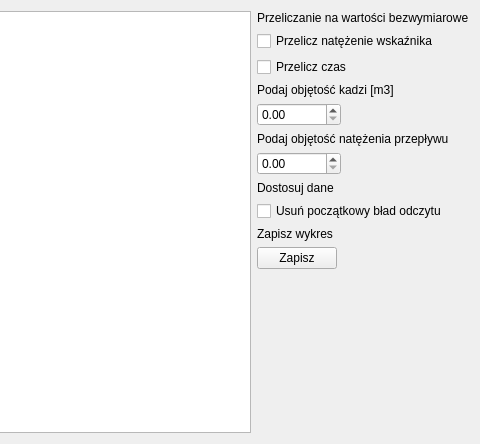
First picture: the form in chartdialog.ui, repository JakubDulewicz/CosDataAnalysis, before the edit; both pictures show x 425 to 905 and y 0 to 444 of the 905 by 444 pixel window.
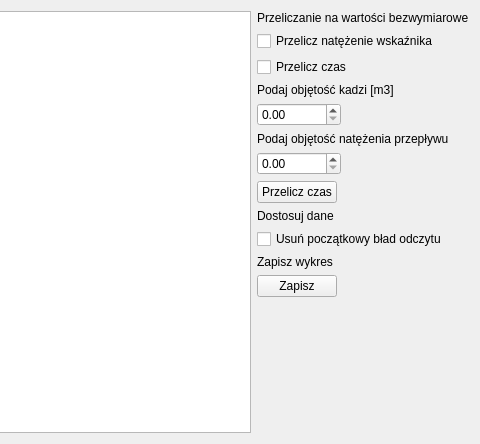
Second picture: the form after the edit. Custom widgets are drawn as their Qt base class.

Commit message: Dimensionless time - work in progress...

```diff
--- a/chartdialog.ui
+++ b/chartdialog.ui
@@ -369,6 +369,19 @@
              </property>
             </widget>
            </item>
+           <item>
+            <widget class="QPushButton" name="pushButtonCalculateTime">
+             <property name="sizePolicy">
+              <sizepolicy hsizetype="Maximum" vsizetype="Fixed">
+               <horstretch>0</horstretch>
+               <verstretch>0</verstretch>
+              </sizepolicy>
+             </property>
+             <property name="text">
+              <string>Przelicz czas</string>
+             </property>
+            </widget>
+           </item>
           </layout>
          </item>
         </layout>
```
The commit also changes 2 other files.
